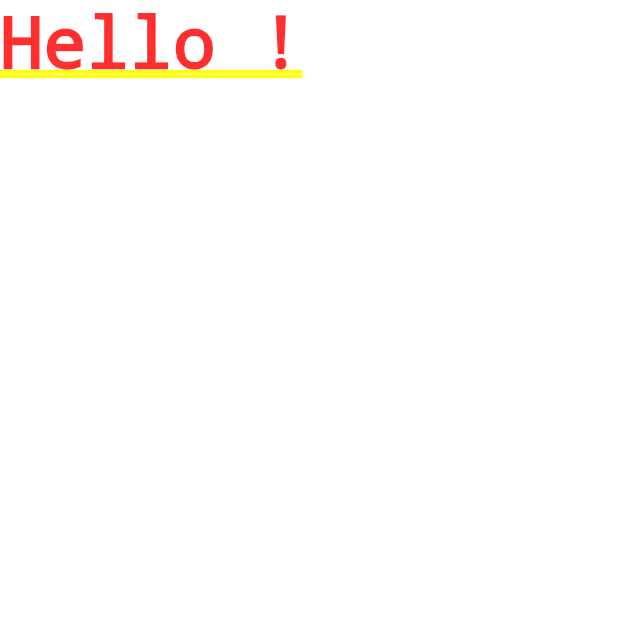
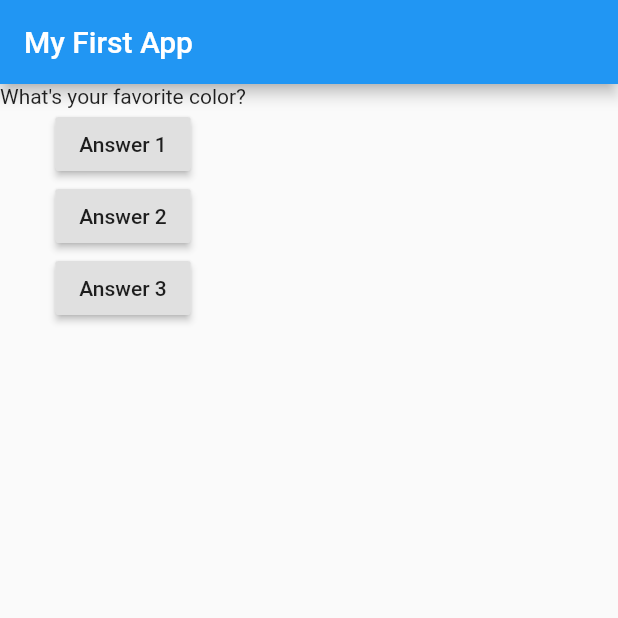
Before and after one commit to zallek/flutter-course-1, a Flutter app: the screen it shows after launch, on a phone screen of 412 x 824 dp, the top half of it. Run offline on Flutter 3.47's test engine with Material 2 defaults, Android fonts, the phone set to English and light mode, and no system bars.

```diff
--- a/lib/main.dart
+++ b/lib/main.dart
@@ -4,11 +4,51 @@ void main() {
   runApp(MyApp());
 }
 
-class MyApp extends StatelessWidget {
+class MyApp extends StatefulWidget {
+  @override
+  MyAppState createState() => MyAppState();
+}
+
+class MyAppState extends State<MyApp> {
+  var questionIndex = 0;
+  var questions = [
+    'What\'s your favorite color?',
+    'What\'s your favorite animal?',
+  ];
+
+  void answerQuestion(int choice) {
+    print('Answer choosen $choice');
+    setState(() {
+      questionIndex = questionIndex >= questions.length - 1 ? 0 : questionIndex + 1;
+    });
+    print(questionIndex);
+  }
+
   @override
   Widget build(BuildContext context) {
     return MaterialApp(
-      home: Text('Hello !'),
+      home: Scaffold(
+        appBar: AppBar(
+          title: Text('My First App'),
+        ),
+        body: Column(
+          children: [
+            Text(questions[questionIndex]),
+            RaisedButton(
+              child: Text('Answer 1'),
+              onPressed: () => answerQuestion(1),
+            ),
+            RaisedButton(
+              child: Text('Answer 2'),
+              onPressed: () => answerQuestion(2),
+            ),
+            RaisedButton(
+              child: Text('Answer 3'),
+              onPressed: () => answerQuestion(3),
+            ),
+          ],
+        ),
+      ),
     );
   }
 }
```
